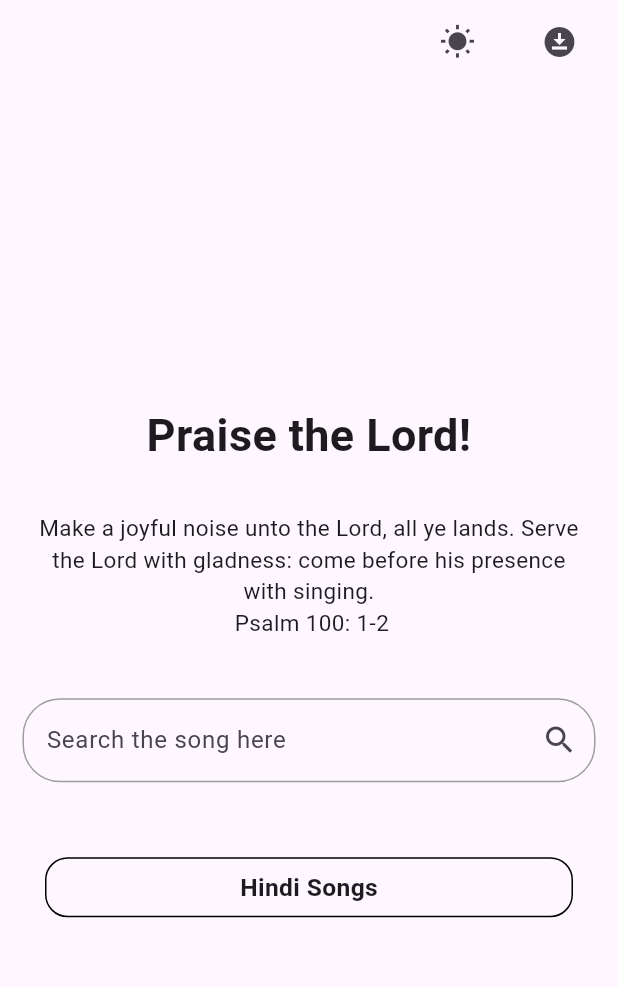
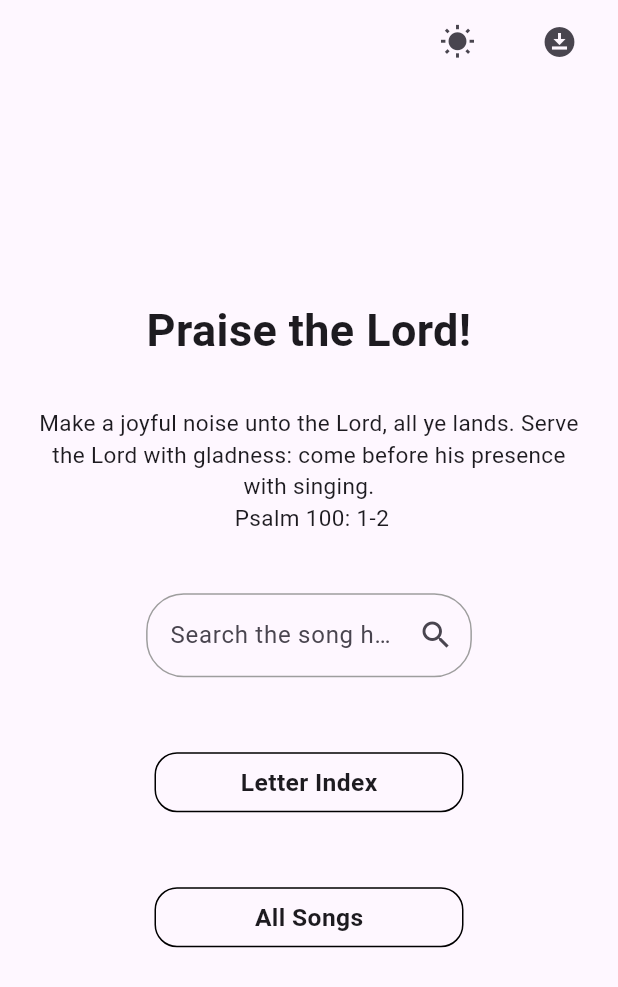
Before and after one commit to BarnabasGavai/songbook, a Flutter app: the screen it shows after launch, on a phone screen of 412 x 824 dp. Shown: the top 987 px of the screen. Run offline on Flutter 3.47's test engine with Material 3 defaults, Android fonts, the phone set to English and light mode, and no system bars; our stand-ins replace cloud_firestore, connectivity_plus, firebase_core, hive, hive_flutter, shared_preferences and 1 more; missing offline and left inert: pinch_scale; accounts and stored records are empty.

Commit message:
Some changes

```diff
--- a/lib/Screens/HomePage.dart
+++ b/lib/Screens/HomePage.dart
@@ -73,7 +73,8 @@ class Home extends StatelessWidget {
                     const SizedBox(
                       height: 40,
                     ),
-                    Padding(
+                    Container(
+                      width: MediaQuery.of(context).size.width * 0.6,
                       padding: const EdgeInsets.symmetric(horizontal: 15),
                       child: Autocomplete<String>(
                         optionsBuilder:
@@ -147,7 +148,8 @@ class Home extends StatelessWidget {
                             child: Material(
                               elevation: 4.0,
                               child: Container(
-                                width: MediaQuery.of(context).size.width,
+                                width: MediaQuery.of(context).size.width * 0.6,
+                                height: 200,
                                 child: ListView(
                                   padding: EdgeInsets.zero,
                                   shrinkWrap: true,
@@ -172,6 +174,35 @@ class Home extends StatelessWidget {
                     ),
                     Container(
                       height: 40,
+                      width: MediaQuery.of(context).size.width * 0.5,
+                      margin: EdgeInsets.symmetric(horizontal: 30),
+                      decoration: BoxDecoration(
+                          border: Border.all(
+                              color: (themeNotifier.isDark)
+                                  ? Colors.white
+                                  : Colors.black),
+                          borderRadius:
+                              const BorderRadius.all(Radius.circular(15))),
+                      child: InkWell(
+                        onTap: () {
+                          FocusManager.instance.primaryFocus?.unfocus();
+                          Navigator.pushNamed(context, '/index');
+                        },
+                        child: const Center(
+                          child: Text(
+                            "Letter Index",
+                            style: TextStyle(
+                                fontWeight: FontWeight.bold, fontSize: 16.4),
+                          ),
+                        ),
+                      ),
+                    ),
+                    SizedBox(
+                      height: 50,
+                    ),
+                    Container(
+                      height: 40,
+                      width: MediaQuery.of(context).size.width * 0.5,
                       margin: const EdgeInsets.symmetric(horizontal: 30),
                       decoration: BoxDecoration(
                           border: Border.all(
@@ -187,13 +218,14 @@ class Home extends StatelessWidget {
                         },
                         child: const Center(
                           child: Text(
-                            "Hindi Songs",
+                            "All Songs",
                             style: TextStyle(
                                 fontWeight: FontWeight.bold, fontSize: 16.4),
                           ),
                         ),
                       ),
-                    )
+                    ),
+                    SizedBox(height: 50)
                   ],
                 ),
               ),
--- a/lib/logic/Firestore_Service.dart
+++ b/lib/logic/Firestore_Service.dart
@@ -5,9 +5,14 @@ class FirestoreService extends ChangeNotifier {
   final FirebaseFirestore _db = FirebaseFirestore.instance;
   late Stream<List<Map<String, dynamic>>> _dataStream;
   List<Map<String, dynamic>> _data = [];
+  Map<String, List<dynamic>> groupedItems = {};
 
   FirestoreService() {
-    _dataStream = _db.collection('hindi').snapshots().map(
+    _dataStream = _db
+        .collection('hindi')
+        .orderBy('title', descending: false)
+        .snapshots()
+        .map(
       (snapshot) {
         return snapshot.docs.map((doc) {
           final myresdata = doc.data();
@@ -28,6 +33,14 @@ class FirestoreService extends ChangeNotifier {
     );
 
     _dataStream.listen((data) {
+      for (var i = 0; i < data.length; i++) {
+        String firstletter = data[i]['title'][0];
+        if (!groupedItems.containsKey(firstletter)) {
+          groupedItems[firstletter] = [];
+        }
+
+        groupedItems[firstletter]?.add(data[i]);
+      }
       _data = data;
       notifyListeners();
     });
--- a/lib/router.dart
+++ b/lib/router.dart
@@ -4,6 +4,8 @@ import 'package:songbookapp/Screens/DownloadScreen.dart';
 import 'package:songbookapp/Screens/HomePage.dart';
 import 'package:songbookapp/Screens/Lyrics.dart';
 import 'package:songbookapp/Screens/SongList.dart';
+import 'package:songbookapp/Screens/indexScreen.dart';
+import 'package:songbookapp/Screens/specialList.dart';
 
 class AppRoute {
   Route? onGenerateRoute(RouteSettings settings) {
@@ -24,6 +26,16 @@ class AppRoute {
                 ));
       case '/downloads':
         return MaterialPageRoute(builder: (context) => const DownloadScreen());
+
+      case '/index':
+        return MaterialPageRoute(
+          builder: (context) => Indexscreen(),
+        );
+
+      case '/letterlist':
+        final args = settings.arguments as Map<String, dynamic>;
+        return MaterialPageRoute(
+            builder: (context) => SongListfromIndex(letter: args['myLetter']));
       default:
         return null;
     }
```
Also changed, not shown: lib/Screens/indexScreen.dart (added, +87 -0 lines), lib/Screens/specialList.dart (added, +113 -0 lines), web_entrypoint.dart (added), 1 other file.
